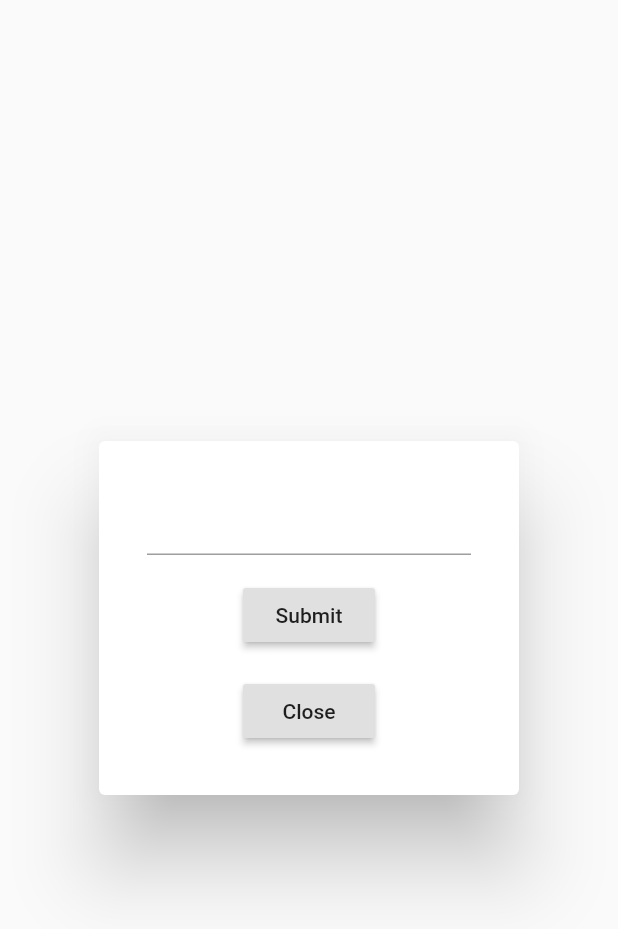
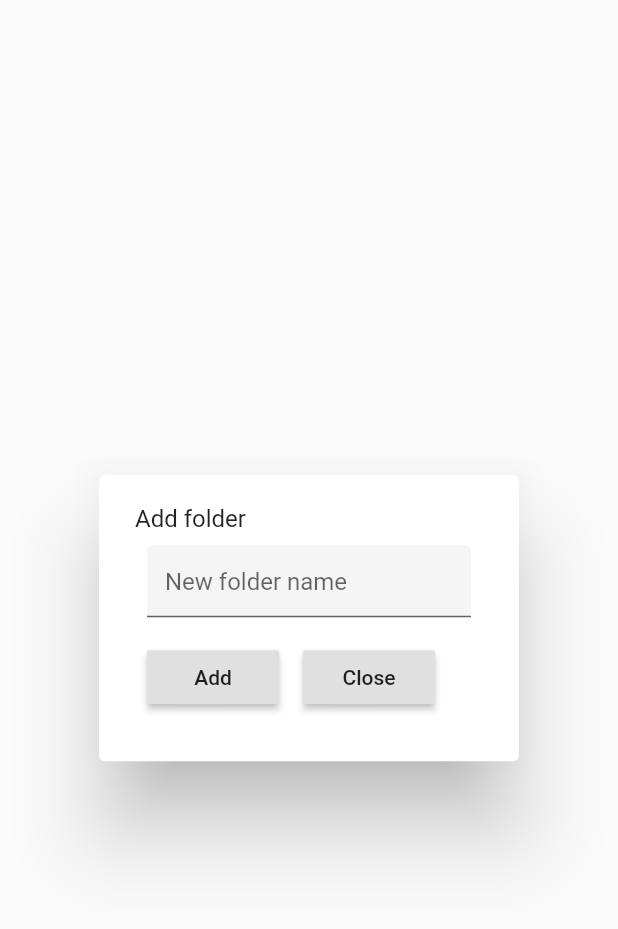
Before and after one commit to sshstudio/shstudio, a Flutter app: the AddFolderWindow widget shown alone on an empty page, opened directly, on a phone screen of 412 x 824 dp. Shown: the top 929 px of the screen. Run offline on Flutter 3.47's test engine with Material 2 defaults, Android fonts, the phone set to English and light mode, and no system bars; our stand-ins replace flutter_dotenv, rxdart, sentry; missing offline and left inert: ssh_plugin, xterm.

Commit message:
Add server folder

```diff
--- a/lib/widgets/add_folder_window.dart
+++ b/lib/widgets/add_folder_window.dart
@@ -1,29 +1,60 @@
 import 'package:flutter/material.dart';
+import 'package:sshstudio/models/server_folder.dart';
 
-class AddFolderWindow extends StatelessWidget{
+class _FormData {
+  String name;
+}
+
+class AddFolderWindow extends StatelessWidget {
   @override
   Widget build(BuildContext context) {
+    final _formKey = GlobalKey<FormState>();
+
+    var data = _FormData();
 
     return AlertDialog(
       content: Stack(
         children: <Widget>[
           Form(
-            // key: _formKey,
+            key: _formKey,
             child: Column(
               mainAxisSize: MainAxisSize.min,
               children: <Widget>[
+                Row(
+                  children: [Text('Add folder')],
+                ),
                 Padding(
                   padding: EdgeInsets.all(8.0),
-                  child: TextFormField(),
+                  child: TextFormField(
+                    decoration: InputDecoration(
+                      hintText: 'New folder name',
+                      filled: true,
                     ),
+                    validator: (value) {
+                      if (value.isEmpty) {
+                        return 'Folder name cant be blank';
+                      }
+                      data.name = value;
+                      return null;
+                    },
+                  ),
+                ),
+                Row(
+                  children: [
                     Padding(
                       padding: const EdgeInsets.all(8.0),
                       child: RaisedButton(
-                    child: Text("Submit"),
+                        child: Text("Add"),
                         onPressed: () {
-                      // if (_formKey.currentState.validate()) {
-                      //   _formKey.currentState.save();
-                      // }
+                          if (_formKey.currentState.validate()) {
+                            var folder = ServerFolder();
+                            folder.title = data.name;
+
+                            ServerFolder.structure.add(folder);
+                            ServerFolder.save(ServerFolder.structure);
+
+                            Navigator.of(context).pop();
+                          }
                         },
                       ),
                     ),
@@ -38,6 +69,8 @@ class AddFolderWindow extends StatelessWidget{
                           // }
                         },
                       ),
+                    ),
+                  ],
                 )
               ],
             ),
@@ -46,5 +79,4 @@ class AddFolderWindow extends StatelessWidget{
       ),
     );
   }
-
 }
```
Also changed, not shown: lib/models/server_folder.dart (+15 -1 lines), lib/utils/storage.dart (+12 -0 lines). Lines whose indentation alone changed are shown as unchanged.
